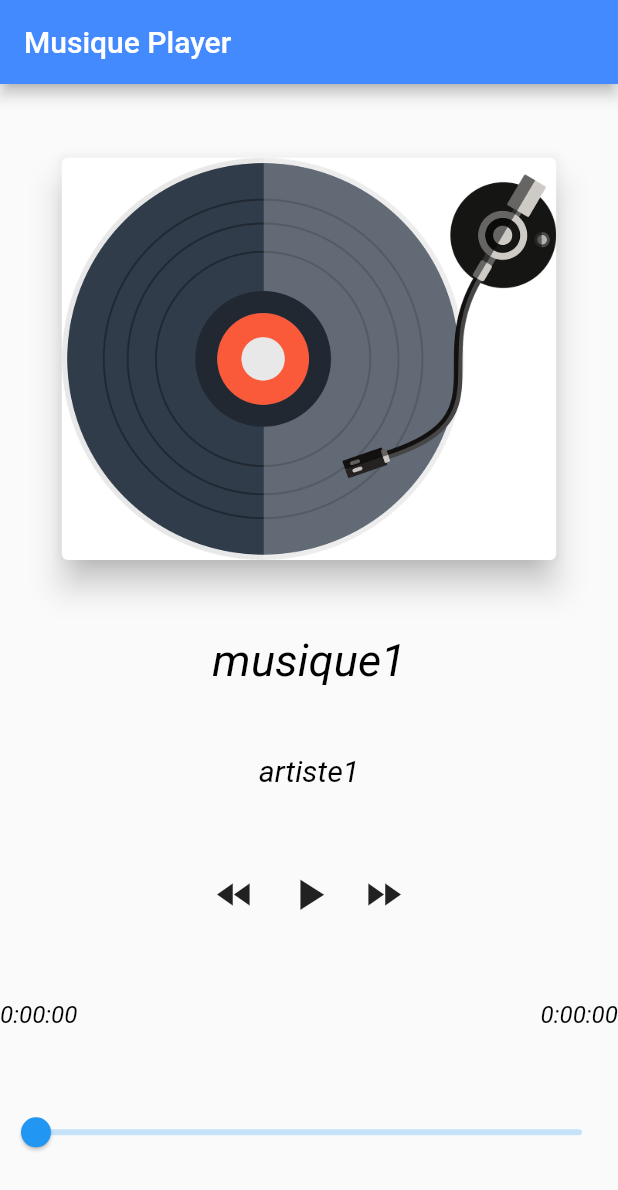
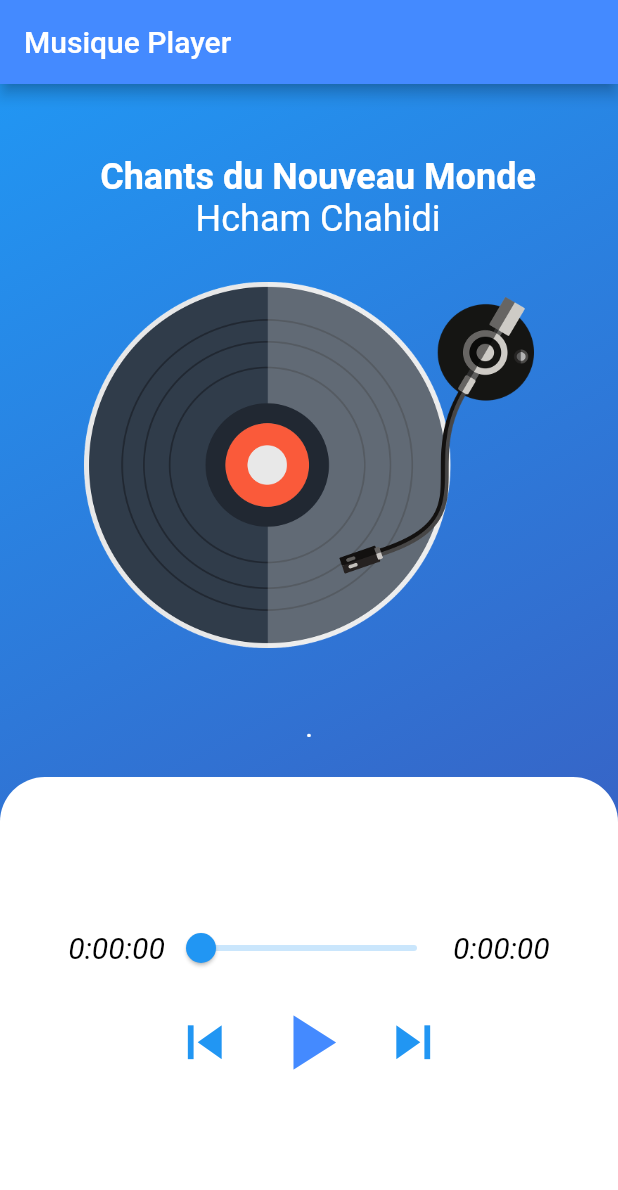
Before and after one commit to samson28/music-player, a Flutter app: the screen it shows after launch, on a phone screen of 412 x 824 dp. Shown: the top 1190 px of the screen. Run offline on Flutter 3.47's test engine with Material 2 defaults, Android fonts, the light colour scheme and no system bars; our stand-ins replace audioplayers.

Commit message:
update play-screen ui

```diff
--- a/lib/screens/play_screen.dart
+++ b/lib/screens/play_screen.dart
@@ -15,13 +15,13 @@ class PlayMusique extends StatefulWidget {
 class _PlayMusiqueState extends State<PlayMusique> {
   List<Musique> musiques = [
     Musique(
-        title: "musique1",
-        artiste: "artiste1",
+        title: "Chants du Nouveau Monde",
+        artiste: "Hcham Chahidi",
         imagepath: "assets/disque.png",
         urlSong: "Carte_aux_Adieux.mp3"),
     Musique(
-        title: "musique2",
-        artiste: "artiste2",
+        title: "Vertu",
+        artiste: "Hcham Chahidi",
         imagepath: "assets/man.jpg",
         urlSong: "Vertu.mp3")
   ];
@@ -72,8 +72,8 @@ class _PlayMusiqueState extends State<PlayMusique> {
     await player.play(source);
     Duration? dure = await player.getDuration();
     setState(() {
+      duree = dure;
       status = PlayerState.playing;
-      duree = dure;
     });
   }
 
@@ -132,41 +132,83 @@ class _PlayMusiqueState extends State<PlayMusique> {
         title: const Text("Musique Player"),
         backgroundColor: Colors.blueAccent,
       ),
-      body: Center(
+      body: Container(
+        decoration: const BoxDecoration(
+            gradient: LinearGradient(
+          begin: Alignment.topLeft,
+          end: Alignment.bottomRight,
+          colors: [Colors.blue, Colors.indigo],
+        )),
+        child: Padding(
+          padding: const EdgeInsets.only(top: 48.0),
           child: Column(
-            mainAxisAlignment: MainAxisAlignment.spaceEvenly,
-            children: <Widget>[
-              Card(
-                elevation: 9.0,
-                child: SizedBox(
-                  width: MediaQuery.of(context).size.height / 2.5,
-                  child: Image.asset(musiqueActuelle.imagepath),
+            children: [
+              Padding(
+                padding: const EdgeInsets.only(left: 12.0),
+                child: Text(
+                  musiqueActuelle.title,
+                  style: const TextStyle(
+                    color: Colors.white,
+                    fontSize: 24.0,
+                    fontWeight: FontWeight.bold,
                   ),
                 ),
-              textStyle(musiqueActuelle.title, 1.5),
-              textStyle(musiqueActuelle.artiste, 1),
-              Row(
+              ),
+              Padding(
+                padding: const EdgeInsets.only(left: 12.0),
+                child: Text(
+                  musiqueActuelle.artiste,
+                  style: const TextStyle(
+                    color: Colors.white,
+                    fontSize: 24.0,
+                    fontWeight: FontWeight.w400,
+                  ),
+                ),
+              ),
+              Center(
+                child: Container(
+                  width: 300.0,
+                  height: 300.0,
+                  decoration: BoxDecoration(
+                      borderRadius: BorderRadius.circular(30.0),
+                      image: DecorationImage(
+                          image: AssetImage(musiqueActuelle.imagepath))),
+                ),
+              ),
+              const SizedBox(
+                height: 18.0,
+              ),
+              const Center(
+                child: Text(
+                  ".",
+                  style: TextStyle(
+                    color: Colors.white,
+                    fontWeight: FontWeight.w600,
+                  ),
+                ),
+              ),
+              const SizedBox(
+                height: 24.0,
+              ),
+              Expanded(
+                  child: Container(
+                decoration: const BoxDecoration(
+                  color: Colors.white,
+                  borderRadius: BorderRadius.only(
+                      topLeft: Radius.circular(30.0),
+                      topRight: Radius.circular(30.0)),
+                ),
+                child: Column(
                   mainAxisAlignment: MainAxisAlignment.center,
-                children: <Widget>[
-                  playButton(Icons.fast_rewind, 30.0, ActionMusic.rewind),
-                  playButton(
-                      (status == PlayerState.playing)
-                          ? Icons.pause
-                          : Icons.play_arrow,
-                      35.0,
-                      (status == PlayerState.playing)
-                          ? ActionMusic.pause
-                          : ActionMusic.play),
-                  playButton(Icons.fast_forward, 30.0, ActionMusic.forward)
-                ],
-              ),
-              Row(
-                mainAxisAlignment: MainAxisAlignment.spaceBetween,
-                children: <Widget>[
-                  textStyle(fromDuration(position), 0.8),
-                  textStyle(fromDuration(duree!), 0.8),
-                ],
-              ),
+                  crossAxisAlignment: CrossAxisAlignment.center,
+                  children: [
+                    SizedBox(
+                      width: 500,
+                      child: Row(
+                        mainAxisAlignment: MainAxisAlignment.center,
+                        crossAxisAlignment: CrossAxisAlignment.center,
+                        children: [
+                          textStyle(fromDuration(position), 1.0),
                           Slider(
                               value: position.inSeconds.toDouble(),
                               min: 0,
@@ -176,13 +218,89 @@ class _PlayMusiqueState extends State<PlayMusique> {
                                   // position = Duration(seconds: d.toInt());
                                   player.seek(Duration(seconds: d.toInt()));
                                 });
-                  })
-            ]),
+                              }),
+                          textStyle(fromDuration(duree!), 1.0),
+                        ],
                       ),
+                    ),
+                    Row(
+                      mainAxisAlignment: MainAxisAlignment.center,
+                      crossAxisAlignment: CrossAxisAlignment.center,
+                      children: [
+                        playButton(Icons.skip_previous, 45, Colors.blue,
+                            ActionMusic.rewind),
+                        playButton(
+                            (status == PlayerState.playing)
+                                ? Icons.pause
+                                : Icons.play_arrow,
+                            62,
+                            Colors.blueAccent,
+                            (status == PlayerState.playing)
+                                ? ActionMusic.pause
+                                : ActionMusic.play),
+                        playButton(Icons.skip_next, 45, Colors.blue,
+                            ActionMusic.forward),
+                      ],
+                    )
+                  ],
+                ),
+              ))
+            ],
+          ),
+        ),
+      ),
+      // Center(
+      //   child: Column(
+      //       mainAxisAlignment: MainAxisAlignment.spaceEvenly,
+      //       children: <Widget>[
+      //         Card(
+      //           elevation: 9.0,
+      //           child: SizedBox(
+      //             width: MediaQuery.of(context).size.height / 2.5,
+      //             child: Image.asset(musiqueActuelle.imagepath),
+      //           ),
+      //         ),
+      //         textStyle(musiqueActuelle.title, 1.5),
+      //         textStyle(musiqueActuelle.artiste, 1),
+      //         Row(
+      //           mainAxisAlignment: MainAxisAlignment.center,
+      //           children: <Widget>[
+      //             playButton(Icons.fast_rewind, 30.0, ActionMusic.rewind),
+      //             playButton(
+      //                 (status == PlayerState.playing)
+      //                     ? Icons.pause
+      //                     : Icons.play_arrow,
+      //                 35.0,
+      //                 (status == PlayerState.playing)
+      //                     ? ActionMusic.pause
+      //                     : ActionMusic.play),
+      //             playButton(Icons.fast_forward, 30.0, ActionMusic.forward)
+      //           ],
+      //         ),
+      //         Row(
+      //           mainAxisAlignment: MainAxisAlignment.spaceBetween,
+      //           children: <Widget>[
+      //             textStyle(fromDuration(position), 0.8),
+      //             textStyle(fromDuration(duree!), 0.8),
+      //           ],
+      //         ),
+      //         Slider(
+      //             value: position.inSeconds.toDouble(),
+      //             min: 0,
+      //             max: duree!.inSeconds.toDouble(),
+      //             onChanged: (double d) {
+      //               setState(() {
+      //                 // position = Duration(seconds: d.toInt());
+      //                 player.seek(Duration(seconds: d.toInt()));
+      //               });
+      //             })
+      //       ]),
+      // ),
     );
   }
 
-  Widget playButton(IconData icon, double taille, ActionMusic action) {
+  Widget playButton(
+      IconData icon, double taille, Color color, ActionMusic action) {
     return IconButton(
       onPressed: () {
         switch (action) {
@@ -202,6 +320,7 @@ class _PlayMusiqueState extends State<PlayMusique> {
       },
       icon: Icon(icon),
       iconSize: taille,
+      color: color,
     );
   }
 }
```
Lines whose indentation alone changed are shown as unchanged.
